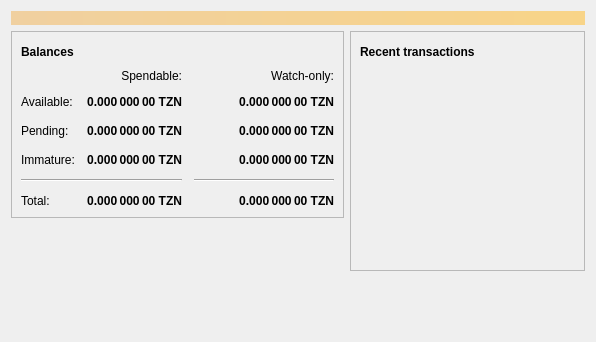
Old version of the form src/qt/forms/overviewpage.ui in the repository tyzen-tzn/tyzen.
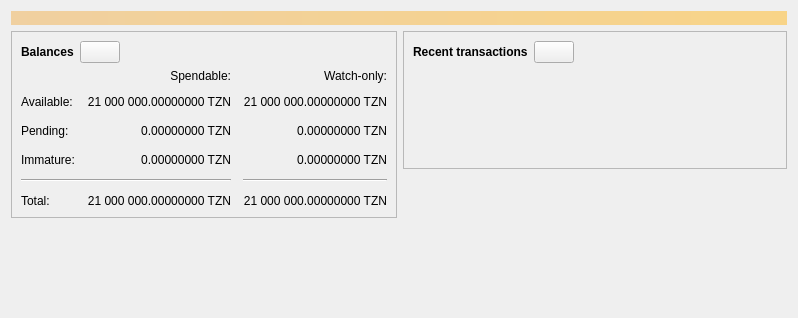
New version of the form. Icons and pictures are not drawn. Custom widgets are drawn as their Qt base class.

Patch:
```diff
--- a/src/qt/forms/overviewpage.ui
+++ b/src/qt/forms/overviewpage.ui
@@ -6,8 +6,8 @@
    <rect>
     <x>0</x>
     <y>0</y>
-    <width>596</width>
-    <height>342</height>
+    <width>798</width>
+    <height>318</height>
    </rect>
   </property>
   <property name="windowTitle">
@@ -68,7 +68,7 @@
               </property>
               <property name="maximumSize">
                <size>
-                <width>30</width>
+                <width>45</width>
                 <height>16777215</height>
                </size>
               </property>
@@ -89,9 +89,6 @@
                 <height>24</height>
                </size>
               </property>
-              <property name="flat">
-               <bool>true</bool>
-              </property>
              </widget>
             </item>
             <item>
@@ -116,12 +113,6 @@
             </property>
             <item row="2" column="2">
              <widget class="QLabel" name="labelWatchPending">
-              <property name="font">
-               <font>
-                <weight>75</weight>
-                <bold>true</bold>
-               </font>
-              </property>
               <property name="cursor">
                <cursorShape>IBeamCursor</cursorShape>
               </property>
@@ -129,7 +120,7 @@
                <string>Unconfirmed transactions to watch-only addresses</string>
               </property>
               <property name="text">
-               <string notr="true">0.000 000 00 TZN</string>
+               <string notr="true">0.00000000 TZN</string>
               </property>
               <property name="alignment">
                <set>Qt::AlignRight|Qt::AlignTrailing|Qt::AlignVCenter</set>
@@ -141,12 +132,6 @@
             </item>
             <item row="2" column="1">
              <widget class="QLabel" name="labelUnconfirmed">
-              <property name="font">
-               <font>
-                <weight>75</weight>
-                <bold>true</bold>
-               </font>
-              </property>
               <property name="cursor">
                <cursorShape>IBeamCursor</cursorShape>
               </property>
@@ -154,7 +139,7 @@
                <string>Total of transactions that have yet to be confirmed, and do not yet count toward the spendable balance</string>
               </property>
               <property name="text">
-               <string notr="true">0.000 000 00 TZN</string>
+               <string notr="true">0.00000000 TZN</string>
               </property>
               <property name="alignment">
                <set>Qt::AlignRight|Qt::AlignTrailing|Qt::AlignVCenter</set>
@@ -166,12 +151,6 @@
             </item>
             <item row="3" column="2">
              <widget class="QLabel" name="labelWatchImmature">
-              <property name="font">
-               <font>
-                <weight>75</weight>
-                <bold>true</bold>
-               </font>
-              </property>
               <property name="cursor">
                <cursorShape>IBeamCursor</cursorShape>
               </property>
@@ -179,7 +158,7 @@
                <string>Mined balance in watch-only addresses that has not yet matured</string>
               </property>
               <property name="text">
-               <string notr="true">0.000 000 00 TZN</string>
+               <string notr="true">0.00000000 TZN</string>
               </property>
               <property name="alignment">
                <set>Qt::AlignRight|Qt::AlignTrailing|Qt::AlignVCenter</set>
@@ -224,12 +203,6 @@
             </item>
             <item row="3" column="1">
              <widget class="QLabel" name="labelImmature">
-              <property name="font">
-               <font>
-                <weight>75</weight>
-                <bold>true</bold>
-               </font>
-              </property>
               <property name="cursor">
                <cursorShape>IBeamCursor</cursorShape>
               </property>
@@ -237,7 +210,7 @@
                <string>Mined balance that has not yet matured</string>
               </property>
               <property name="text">
-               <string notr="true">0.000 000 00 TZN</string>
+               <string notr="true">0.00000000 TZN</string>
               </property>
               <property name="alignment">
                <set>Qt::AlignRight|Qt::AlignTrailing|Qt::AlignVCenter</set>
@@ -269,12 +242,6 @@
             </item>
             <item row="5" column="1">
              <widget class="QLabel" name="labelTotal">
-              <property name="font">
-               <font>
-                <weight>75</weight>
-                <bold>true</bold>
-               </font>
-              </property>
               <property name="cursor">
                <cursorShape>IBeamCursor</cursorShape>
               </property>
@@ -282,7 +249,7 @@
                <string>Your current total balance</string>
               </property>
               <property name="text">
-               <string notr="true">0.000 000 00 TZN</string>
+               <string notr="true">21 000 000.00000000 TZN</string>
               </property>
               <property name="alignment">
                <set>Qt::AlignRight|Qt::AlignTrailing|Qt::AlignVCenter</set>
@@ -294,12 +261,6 @@
             </item>
             <item row="5" column="2">
              <widget class="QLabel" name="labelWatchTotal">
-              <property name="font">
-               <font>
-                <weight>75</weight>
-                <bold>true</bold>
-               </font>
-              </property>
               <property name="cursor">
                <cursorShape>IBeamCursor</cursorShape>
               </property>
@@ -307,7 +268,7 @@
                <string>Current total balance in watch-only addresses</string>
               </property>
               <property name="text">
-               <string notr="true">0.000 000 00 TZN</string>
+               <string notr="true">21 000 000.00000000 TZN</string>
               </property>
               <property name="alignment">
                <set>Qt::AlignRight|Qt::AlignTrailing|Qt::AlignVCenter</set>
@@ -336,12 +297,6 @@
             </item>
             <item row="1" column="1">
              <widget class="QLabel" name="labelBalance">
-              <property name="font">
-               <font>
-                <weight>75</weight>
-                <bold>true</bold>
-               </font>
-              </property>
               <property name="cursor">
                <cursorShape>IBeamCursor</cursorShape>
               </property>
@@ -349,7 +304,7 @@
                <string>Your current spendable balance</string>
               </property>
               <property name="text">
-               <string notr="true">0.000 000 00 TZN</string>
+               <string notr="true">21 000 000.00000000 TZN</string>
               </property>
               <property name="alignment">
                <set>Qt::AlignRight|Qt::AlignTrailing|Qt::AlignVCenter</set>
@@ -361,12 +316,6 @@
             </item>
             <item row="1" column="2">
              <widget class="QLabel" name="labelWatchAvailable">
-              <property name="font">
-               <font>
-                <weight>75</weight>
-                <bold>true</bold>
-               </font>
-              </property>
               <property name="cursor">
                <cursorShape>IBeamCursor</cursorShape>
               </property>
@@ -374,7 +323,7 @@
                <string>Your current balance in watch-only addresses</string>
               </property>
               <property name="text">
-               <string notr="true">0.000 000 00 TZN</string>
+               <string notr="true">21 000 000.00000000 TZN</string>
               </property>
               <property name="alignment">
                <set>Qt::AlignRight|Qt::AlignTrailing|Qt::AlignVCenter</set>
@@ -454,7 +403,7 @@
               </property>
               <property name="maximumSize">
                <size>
-                <width>30</width>
+                <width>45</width>
                 <height>16777215</height>
                </size>
               </property>
@@ -475,9 +424,6 @@
                 <height>24</height>
                </size>
               </property>
-              <property name="flat">
-               <bool>true</bool>
-              </property>
              </widget>
             </item>
             <item>
@@ -509,6 +455,9 @@
             <property name="horizontalScrollBarPolicy">
              <enum>Qt::ScrollBarAlwaysOff</enum>
             </property>
+            <property name="sizeAdjustPolicy">
+             <enum>QAbstractScrollArea::AdjustToContents</enum>
+            </property>
             <property name="selectionMode">
              <enum>QAbstractItemView::NoSelection</enum>
             </property>
@@ -536,6 +485,13 @@
    </item>
   </layout>
  </widget>
+ <customwidgets>
+  <customwidget>
+   <class>TransactionOverviewWidget</class>
+   <extends>QListView</extends>
+   <header>qt/transactionoverviewwidget.h</header>
+  </customwidget>
+ </customwidgets>
  <resources/>
  <connections/>
 </ui>
```
Left out of the diff: 9 changed lines with no effect on the pictures.
